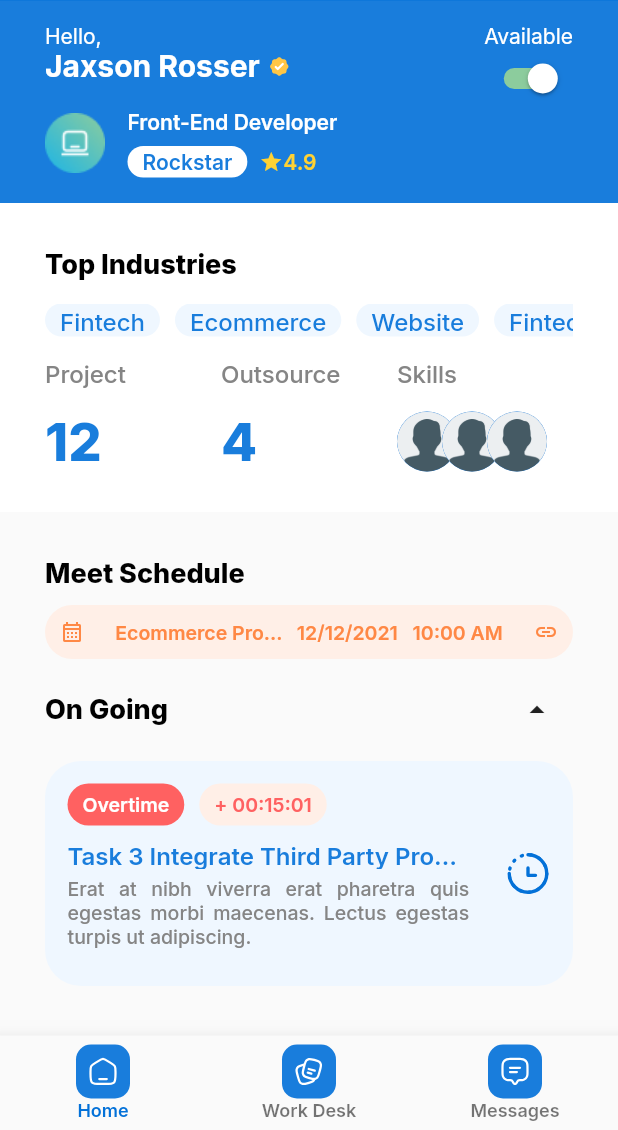
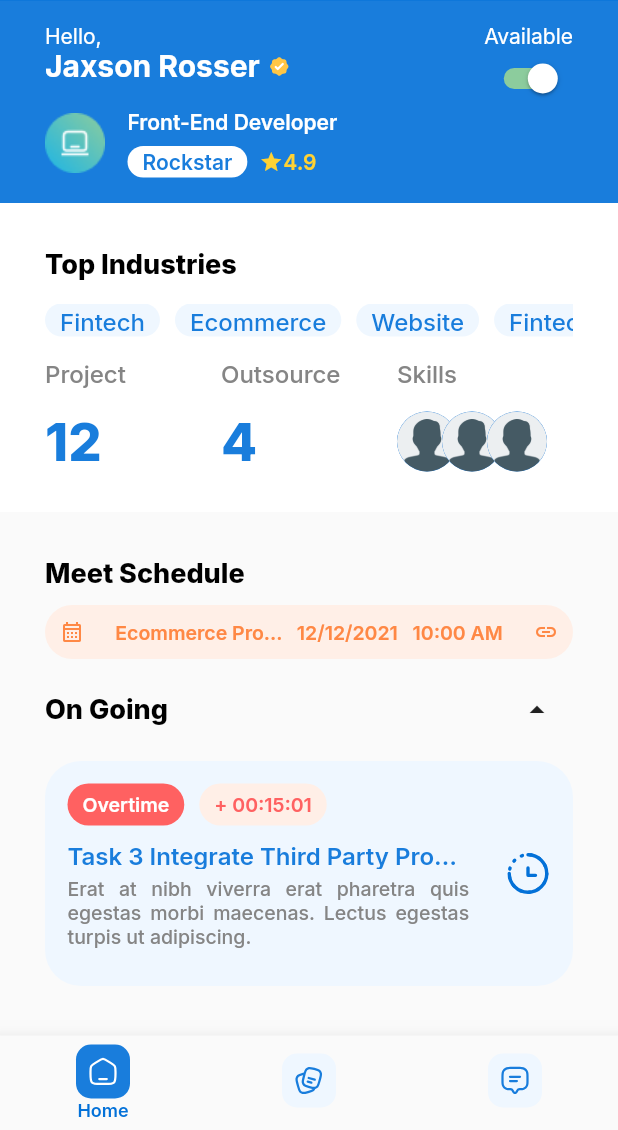
Before and after one commit to faizalhavid/jobfortech-app, a Flutter app: the screen it shows after launch, after a tap on "Sign In", on a phone screen of 412 x 824 dp, the part 106-1236 px from its top. Run offline on Flutter 3.47's test engine with Material 2 defaults, Android fonts, the phone set to English and light mode, and no system bars; our stand-ins replace flutter_svg, get, google_fonts; project files that could hold a hidden picture were left out.

Commit message:
slicing: navapp

```diff
--- a/lib/app/modules/Auth/views/login_view.dart
+++ b/lib/app/modules/Auth/views/login_view.dart
@@ -2,6 +2,7 @@ import 'package:flutter/material.dart';
 import 'package:get/get.dart';
 import 'package:jobfortech/app/modules/Auth/controllers/auth_controller.dart';
 import 'package:jobfortech/app/modules/Dashboard/views/dashboard_view.dart';
+import 'package:jobfortech/app/modules/Dashboard/views/navigation.dart';
 import 'package:jobfortech/app/modules/Menu/views/profile_view.dart';
 import 'package:jobfortech/components/AppAvatar/index.dart';
 import 'package:jobfortech/components/AppButton/index.dart';
@@ -67,7 +68,7 @@ class LoginView extends GetView {
             height: 54,
             text: 'Sign In',
             onPressed: () {
-              Get.to(() => DashboardView());
+              Get.to(() => NavigationView());
             },
           ),
           AppButton(
--- a/lib/app/modules/Dashboard/controllers/dashboard_controller.dart
+++ b/lib/app/modules/Dashboard/controllers/dashboard_controller.dart
@@ -1,4 +1,6 @@
+import 'package:flutter/material.dart';
 import 'package:get/get.dart';
+import 'package:jobfortech/constant/theme.dart';
 
 class DashboardController extends GetxController {
   //TODO: Implement DashboardController
@@ -24,4 +26,12 @@ class DashboardController extends GetxController {
   void toggleArrowDirection() {
     isArrowUp.value = !isArrowUp.value;
   }
+
+  Color changeColorTapped({
+    required int currentIndex,
+    required int index,
+    Color colorActive = AppColor.blue,
+    Color colorDisable = AppColor.lightBlue,
+  }) =>
+      currentIndex == index ? colorActive : colorDisable;
 }
--- a/lib/app/modules/Dashboard/views/dashboard_view.dart
+++ b/lib/app/modules/Dashboard/views/dashboard_view.dart
@@ -53,65 +53,6 @@ class DashboardView extends GetView<DashboardController> {
             isbadge: notifyState.isNotify.value,
           ),
         ),
-      ),
-      bottomNavigationBar: BottomNavigationBar(
-        selectedLabelStyle: AppBasicStyle(
-          fontSize: 12,
-          fontWeight: FontWeight.w600,
-        ),
-        unselectedLabelStyle: AppBasicStyle(
-          fontSize: 12,
-          fontWeight: FontWeight.w600,
-          fontColor: AppColor.lightGrey,
-        ),
-        items: <BottomNavigationBarItem>[
-          BottomNavigationBarItem(
-            icon: AppBadge(
-              backgroundColor: AppColor.blue,
-              height: 8,
-              radius: 10,
-              width: 8,
-              child: AppIcon(
-                svgPath: 'assets/svgs/home.svg',
-                size: 20,
-                editColor: true,
-                color: AppColor.white,
-              ),
-            ),
-            label: 'Home',
-          ),
-          BottomNavigationBarItem(
-            icon: AppBadge(
-              backgroundColor: AppColor.blue,
-              height: 8,
-              radius: 10,
-              width: 8,
-              child: AppIcon(
-                svgPath: 'assets/svgs/notes.svg',
-                size: 20,
-                editColor: true,
-                color: AppColor.white,
-              ),
-            ),
-            label: 'Work Desk',
-          ),
-          BottomNavigationBarItem(
-            backgroundColor: AppColor.lightBlue,
-            icon: AppBadge(
-              backgroundColor: AppColor.blue,
-              height: 8,
-              radius: 10,
-              width: 8,
-              child: AppIcon(
-                size: 20,
-                editColor: true,
-                color: AppColor.white,
-                svgPath: 'assets/svgs/messages.svg',
-              ),
-            ),
-            label: 'Messages',
-          ),
-        ],
       ),
       body: SingleChildScrollView(
         child: Column(
@@ -297,6 +238,7 @@ class DashboardView extends GetView<DashboardController> {
                   ),
                   Obx(
                     () => AnimatedSize(
+                      reverseDuration: const Duration(milliseconds: 500),
                       duration: const Duration(milliseconds: 500),
                       child: arrowController.isArrowUp.value
                           ? AppCard(
@@ -377,12 +319,12 @@ class DashboardView extends GetView<DashboardController> {
                             )
                           : AppCard(
                               color: AppColor.lightBlue,
-                              height: 50,
+                              height: 48,
                               children: [
                                 Text(
                                   'Task 3 Integrate Third Party Program',
                                   style: AppBasicStyle(
-                                    fontSize: 16,
+                                    fontSize: 14,
                                     fontColor: AppColor.blue,
                                     fontWeight: FontWeight.w600,
                                   ),
--- /dev/null
+++ b/lib/app/modules/Dashboard/views/messages_view.dart
@@ -0,0 +1,18 @@
+import 'package:flutter/material.dart';
+
+import 'package:get/get.dart';
+
+class MessagesView extends GetView {
+  const MessagesView({Key? key}) : super(key: key);
+  @override
+  Widget build(BuildContext context) {
+    return Scaffold(
+      body: const Center(
+        child: Text(
+          'MessagesView is working',
+          style: TextStyle(fontSize: 20),
+        ),
+      ),
+    );
+  }
+}
--- a/lib/app/modules/Dashboard/views/navigation.dart
+++ b/lib/app/modules/Dashboard/views/navigation.dart
@@ -1,20 +1,66 @@
 import 'package:flutter/material.dart';
 
 import 'package:get/get.dart';
+import 'package:jobfortech/app/modules/Dashboard/controllers/dashboard_controller.dart';
+import 'package:jobfortech/app/modules/Dashboard/views/dashboard_view.dart';
+import 'package:jobfortech/app/modules/Dashboard/views/messages_view.dart';
+import 'package:jobfortech/app/modules/Dashboard/views/work_desk_view.dart';
+import 'package:jobfortech/components/AppBadge/index.dart';
+import 'package:jobfortech/components/AppNav/index.dart';
+import 'package:jobfortech/constant/icons.dart';
+import 'package:jobfortech/constant/theme.dart';
 
-class NavigationViewView extends GetView {
-  const NavigationViewView({Key? key}) : super(key: key);
+class NavigationView extends GetView {
+  const NavigationView({Key? key}) : super(key: key);
   @override
   Widget build(BuildContext context) {
+    RxInt _currentIndex = RxInt(0);
+    final navcontroller = Get.put(DashboardController());
     return Scaffold(
-      appBar: AppBar(
-        title: const Text('NavigationViewView'),
-        centerTitle: true,
+      body: Obx(
+        () {
+          return IndexedStack(
+            index: _currentIndex.value,
+            children: [DashboardView(), WorkDeskView(), MessagesView()],
+          );
+        },
       ),
-      body: const Center(
-        child: Text(
-          'NavigationViewView is working',
-          style: TextStyle(fontSize: 20),
+      bottomNavigationBar: Obx(
+        () => BottomNavigationBar(
+          showUnselectedLabels: false,
+          currentIndex: _currentIndex.value,
+          onTap: (int index) {
+            _currentIndex.value = index;
+          },
+          selectedLabelStyle: AppBasicStyle(
+            fontSize: 12,
+            fontWeight: FontWeight.w600,
+          ),
+          unselectedLabelStyle: AppBasicStyle(
+            fontSize: 12,
+            fontWeight: FontWeight.w600,
+            fontColor: AppColor.lightGrey,
+          ),
+          items: <BottomNavigationBarItem>[
+            AppNav(
+              _currentIndex.value,
+              0,
+              'assets/svgs/home.svg',
+              'Home',
+            ),
+            AppNav(
+              _currentIndex.value,
+              1,
+              'assets/svgs/notes.svg',
+              'Work Desk',
+            ),
+            AppNav(
+              _currentIndex.value,
+              2,
+              'assets/svgs/messages.svg',
+              'Messages',
+            ),
+          ],
         ),
       ),
     );
--- /dev/null
+++ b/lib/app/modules/Dashboard/views/work_desk_view.dart
@@ -0,0 +1,18 @@
+import 'package:flutter/material.dart';
+
+import 'package:get/get.dart';
+
+class WorkDeskView extends GetView {
+  const WorkDeskView({Key? key}) : super(key: key);
+  @override
+  Widget build(BuildContext context) {
+    return Scaffold(
+      body: const Center(
+        child: Text(
+          'WorkDeskView is working',
+          style: TextStyle(fontSize: 20),
+        ),
+      ),
+    );
+  }
+}
--- /dev/null
+++ b/lib/components/AppNav/index.dart
@@ -0,0 +1,38 @@
+import 'package:flutter/material.dart';
+import 'package:get/get.dart';
+import 'package:jobfortech/app/modules/Dashboard/controllers/dashboard_controller.dart';
+import 'package:jobfortech/components/AppBadge/index.dart';
+import 'package:jobfortech/constant/icons.dart';
+import 'package:jobfortech/constant/theme.dart';
+
+BottomNavigationBarItem AppNav(
+  int currentIndex,
+  int index,
+  String svgPath,
+  String label,
+) {
+  final navcontroller = Get.put(DashboardController());
+  return BottomNavigationBarItem(
+    icon: AppBadge(
+      backgroundColor: navcontroller.changeColorTapped(
+        currentIndex: currentIndex,
+        index: index,
+      ),
+      height: 8,
+      radius: 10,
+      width: 8,
+      child: AppIcon(
+        svgPath: svgPath,
+        size: 20,
+        editColor: true,
+        color: navcontroller.changeColorTapped(
+          currentIndex: currentIndex,
+          index: index,
+          colorActive: AppColor.white,
+          colorDisable: AppColor.blue,
+        ),
+      ),
+    ),
+    label: label,
+  );
+}
--- a/lib/components/AppSafeArea/index.dart
+++ b/lib/components/AppSafeArea/index.dart
@@ -1,7 +1,5 @@
 import 'package:flutter/material.dart';
 import 'package:flutter/widgets.dart';
-import 'package:get/get.dart';
-import 'package:jobfortech/constant/theme.dart';
 
 ListView AppSafeArea({
   List<Widget>? children,
--- a/lib/constant/theme.dart
+++ b/lib/constant/theme.dart
@@ -18,6 +18,7 @@ class AppColor {
   static const Color black = Color(0xFF000000);
   static const Color lightGrey = Color(0xFFFAFAFA);
   static const Color yellow = Color(0xFFFFD233);
+  static const Color transparent = Color(0x00000000);
 }
 
 ColorScheme AppColorScheme = const ColorScheme(
```
